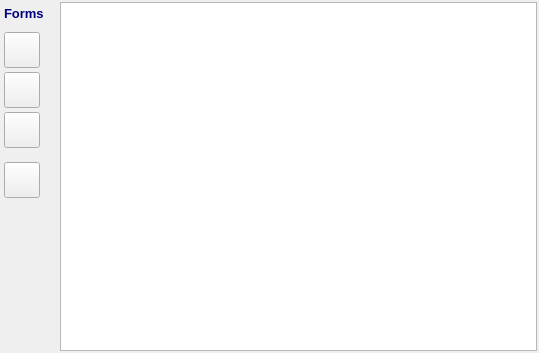
Old version of the form formswdg.ui in the repository big-pond/Fingram.
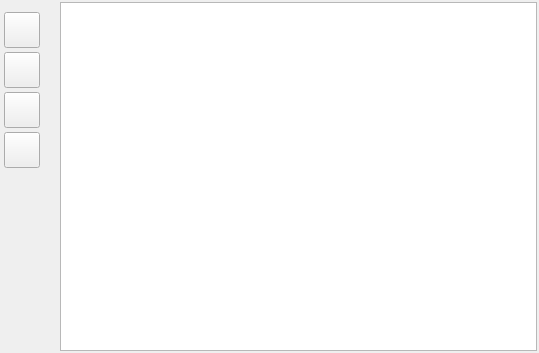
New version of the form. Icons and pictures are not drawn.

What changed in the file:
```diff
--- a/formswdg.ui
+++ b/formswdg.ui
@@ -47,7 +47,7 @@
       <property name="geometry">
        <rect>
         <x>2</x>
-        <y>70</y>
+        <y>50</y>
         <width>36</width>
         <height>36</height>
        </rect>
@@ -69,24 +69,11 @@
        </size>
       </property>
      </widget>
-     <widget class="QLabel" name="label_2">
-      <property name="geometry">
-       <rect>
-        <x>2</x>
-        <y>4</y>
-        <width>52</width>
-        <height>13</height>
-       </rect>
-      </property>
-      <property name="text">
-       <string>&lt;html&gt;&lt;head/&gt;&lt;body&gt;&lt;p&gt;&lt;span style=&quot; font-size:10pt; font-weight:600; color:#00007f;&quot;&gt;Forms&lt;/span&gt;&lt;/p&gt;&lt;/body&gt;&lt;/html&gt;</string>
-      </property>
-     </widget>
      <widget class="QToolButton" name="tbEdit">
       <property name="geometry">
        <rect>
         <x>2</x>
-        <y>110</y>
+        <y>90</y>
         <width>36</width>
         <height>36</height>
        </rect>
@@ -112,7 +99,7 @@
       <property name="geometry">
        <rect>
         <x>2</x>
-        <y>30</y>
+        <y>10</y>
         <width>36</width>
         <height>36</height>
        </rect>
@@ -138,7 +125,7 @@
       <property name="geometry">
        <rect>
         <x>2</x>
-        <y>160</y>
+        <y>130</y>
         <width>36</width>
         <height>36</height>
        </rect>
```
Left out of the diff: 2 changed lines with no effect on the pictures.
